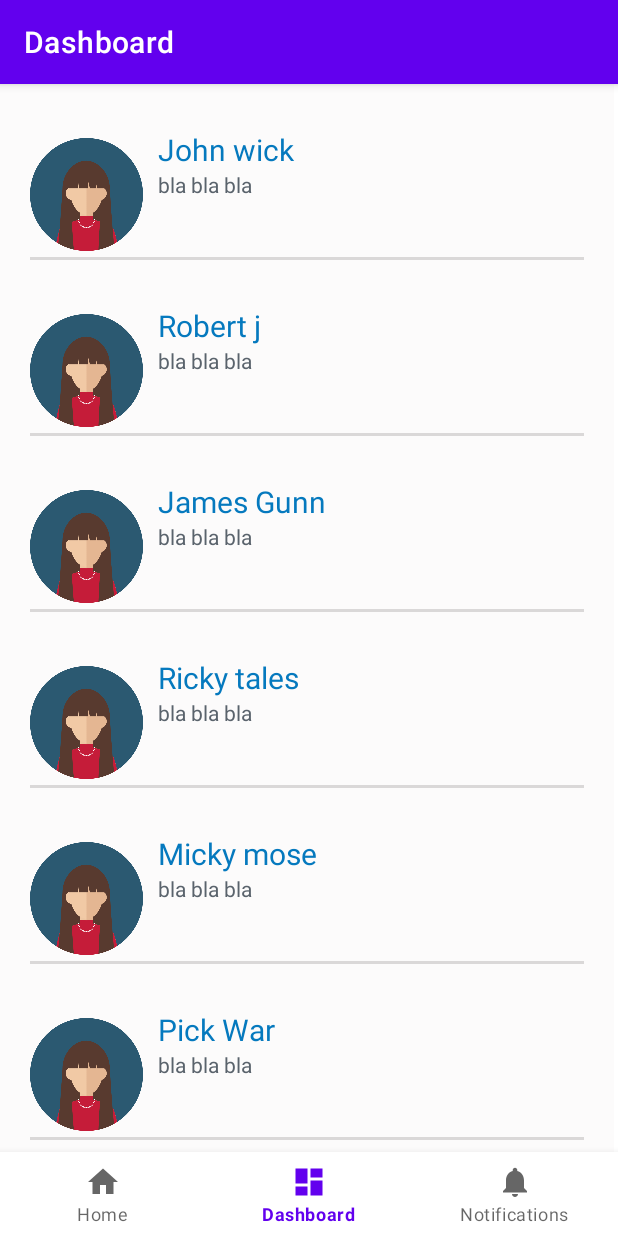
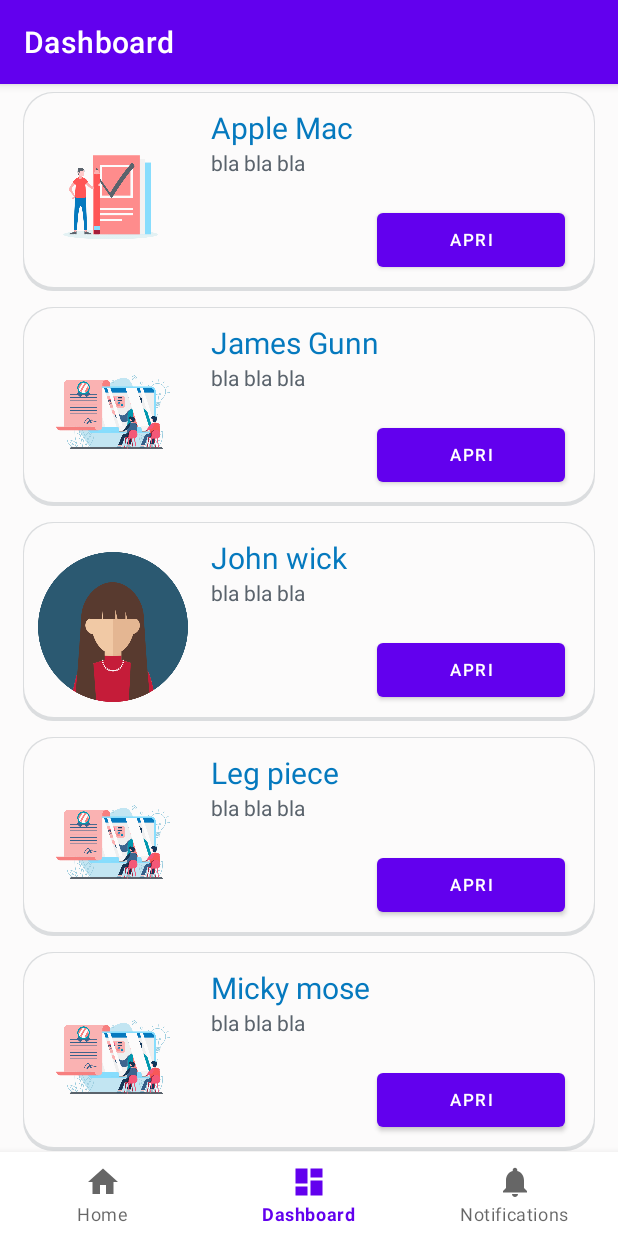
Before and after one commit to lorenzoSpizzuoco/NovApp, an Android app: the DashboardFragment screen opened through its navigation route, on a phone screen of 412 x 824 dp. Run offline under Robolectric (Android 15) with nearby library versions, the phone set to English and light mode, and no system bars; our stand-ins replace navigation-ui.

Commit message:
restyle dashboard section

```diff
--- a/app/src/main/java/com/example/novapp2/ui/course/Course.java
+++ b/app/src/main/java/com/example/novapp2/ui/course/Course.java
@@ -1,4 +1,4 @@
-package com.example.novapp2;
+package com.example.novapp2.ui.course;
 
 public class Course {
 
--- a/app/src/main/java/com/example/novapp2/ui/course/CourseAdapter.java
+++ b/app/src/main/java/com/example/novapp2/ui/course/CourseAdapter.java
@@ -1,4 +1,4 @@
-package com.example.novapp2;
+package com.example.novapp2.ui.course;
 
 import android.content.Context;
 import android.view.LayoutInflater;
@@ -7,8 +7,6 @@
 import androidx.annotation.NonNull;
 import androidx.recyclerview.widget.RecyclerView;
 
-import com.example.novapp2.Course;
-import com.example.novapp2.CourseViewHolder;
 import com.example.novapp2.R;
 
 import java.util.List;
--- a/app/src/main/java/com/example/novapp2/ui/course/CourseViewHolder.java
+++ b/app/src/main/java/com/example/novapp2/ui/course/CourseViewHolder.java
@@ -1,4 +1,4 @@
-package com.example.novapp2;
+package com.example.novapp2.ui.course;
 
 import android.view.View;
 import android.widget.ImageView;
@@ -6,6 +6,8 @@
 
 import androidx.annotation.NonNull;
 import androidx.recyclerview.widget.RecyclerView;
+
+import com.example.novapp2.R;
 
 
 public class CourseViewHolder extends RecyclerView.ViewHolder {
--- a/app/src/main/java/com/example/novapp2/ui/dashboard/DashboardFragment.java
+++ b/app/src/main/java/com/example/novapp2/ui/dashboard/DashboardFragment.java
@@ -4,7 +4,6 @@
 import android.view.LayoutInflater;
 import android.view.View;
 import android.view.ViewGroup;
-import android.widget.TextView;
 
 import androidx.annotation.NonNull;
 import androidx.fragment.app.Fragment;
@@ -12,12 +11,14 @@
 import androidx.recyclerview.widget.LinearLayoutManager;
 import androidx.recyclerview.widget.RecyclerView;
 
-import com.example.novapp2.Course;
-import com.example.novapp2.CourseAdapter;
+import com.example.novapp2.ui.course.Course;
+import com.example.novapp2.ui.course.CourseAdapter;
 import com.example.novapp2.R;
 import com.example.novapp2.databinding.FragmentDashboardBinding;
+import com.example.novapp2.utils.Utils;
 
 import java.util.ArrayList;
+import java.util.Collections;
 import java.util.List;
 
 public class DashboardFragment extends Fragment {
@@ -37,14 +38,15 @@
 
         List<Course> courseList = new ArrayList<Course>();
         courseList.add(new Course("John wick", "bla bla bla", R.drawable.a));
-        courseList.add(new Course("Robert j", "bla bla bla", R.drawable.a));
-        courseList.add(new Course("James Gunn", "bla bla bla", R.drawable.a));
-        courseList.add(new Course("Ricky tales", "bla bla bla", R.drawable.a));
-        courseList.add(new Course("Micky mose", "bla bla bla", R.drawable.a));
-        courseList.add(new Course("Pick War", "bla bla bla", R.drawable.a));
-        courseList.add(new Course("Leg piece", "bla bla bla", R.drawable.a));
-        courseList.add(new Course("Apple Mac", "bla bla bla", R.drawable.a));
+        courseList.add(new Course("Robert j", "bla bla bla", R.drawable.analisi));
+        courseList.add(new Course("James Gunn", "bla bla bla", R.drawable.matematica));
+        courseList.add(new Course("Ricky tales", "bla bla bla", R.drawable.libri));
+        courseList.add(new Course("Micky mose", "bla bla bla", R.drawable.matematica));
+        courseList.add(new Course("Pick War", "bla bla bla", R.drawable.analisi));
+        courseList.add(new Course("Leg piece", "bla bla bla", R.drawable.matematica));
+        courseList.add(new Course("Apple Mac", "bla bla bla", R.drawable.analisi));
 
+        Utils.sortCourseByName(courseList);
 
         // Configura il LinearLayoutManager e l'Adapter per il RecyclerView
         courseView.setLayoutManager(new LinearLayoutManager(requireContext()));
--- a/app/src/main/java/com/example/novapp2/utils/Utils.java
+++ b/app/src/main/java/com/example/novapp2/utils/Utils.java
@@ -1,2 +1,20 @@
-package com.example.novapp2.utils;public class Utils {
+package com.example.novapp2.utils;
+
+import com.example.novapp2.ui.course.Course;
+
+import java.util.Collections;
+import java.util.Comparator;
+import java.util.List;
+
+public class Utils {
+
+
+    public static void sortCourseByName(List<Course> courseList){
+        Collections.sort(courseList, new Comparator<Course>() {
+            @Override
+            public int compare(Course course1, Course course2) {
+                return course1.getTitle().compareTo(course2.getTitle());
+            }
+        });
+    }
 }
--- /dev/null
+++ b/app/src/main/res/drawable/rounded_background.xml
@@ -0,0 +1,15 @@
+<!-- rounded_background.xml -->
+<layer-list xmlns:android="http://schemas.android.com/apk/res/android">
+    <item>
+        <shape android:shape="rectangle">
+            <solid android:color="@color/background_gray" /> <!-- Colore di sfondo -->
+            <corners android:radius="20dp" /> <!-- Radius dei bordi -->
+        </shape>
+    </item>
+    <item android:top="1dp" android:right="1dp" android:left="1dp" android:bottom="3dp">
+        <shape android:shape="rectangle">
+            <solid android:color="@color/background_white" /> <!-- Colore dell'ombra -->
+            <corners android:radius="20dp" /> <!-- Radius dei bordi -->
+        </shape>
+    </item>
+</layer-list>
--- a/app/src/main/res/layout/course_view.xml
+++ b/app/src/main/res/layout/course_view.xml
@@ -1,17 +1,26 @@
 <?xml version="1.0" encoding="utf-8"?>
 <RelativeLayout xmlns:android="http://schemas.android.com/apk/res/android"
+    xmlns:app="http://schemas.android.com/apk/res-auto"
     xmlns:tools="http://schemas.android.com/tools"
     android:layout_width="match_parent"
     android:layout_height="wrap_content"
-    android:layout_marginTop="10dp"
-    android:padding="10dp">
+    android:layout_marginTop="5dp"
+    android:layout_marginLeft="5dp"
+    android:layout_marginRight="5dp"
+    android:layout_marginBottom="5dp"
+    android:padding="10dp"
+    android:background="@drawable/rounded_background">
+
 
     <ImageView
         android:id="@+id/imageview"
-        android:layout_width="75dp"
-        android:layout_height="75dp"
+        android:layout_width="100dp"
+        android:layout_height="100dp"
+        android:layout_alignParentTop="true"
         android:layout_centerVertical="true"
-        android:layout_marginRight="10dp" />
+        android:layout_marginTop="10dp"
+        android:layout_marginRight="15dp"
+        android:outlineAmbientShadowColor="@color/background_gray" />
 
     <TextView
         android:id="@+id/title"
@@ -19,7 +28,7 @@
         android:layout_height="wrap_content"
         android:layout_toEndOf="@id/imageview"
         android:textColor="@color/main_blue"
-        android:textSize="20dp"
+        android:textSize="20sp"
         tools:text="Title" />
 
     <TextView
@@ -31,12 +40,16 @@
         android:textColor="@color/main_grey"
         tools:text="Desc" />
 
-    <LinearLayout
-        android:layout_width="match_parent"
-        android:layout_height="2dp"
-        android:layout_below="@id/imageview"
-        android:layout_marginTop="10dp"
-        android:background="#DAD8D8" />
+    <Button
+        android:id="@+id/button"
+        android:layout_width="125dp"
+        android:layout_height="48dp"
+        android:layout_below="@+id/desc"
+        android:layout_alignParentEnd="true"
+        android:layout_marginTop="18dp"
+        android:layout_marginEnd="10dp"
+        android:text="APRI"
+        android:textSize="11sp" />
 
 
 </RelativeLayout>
--- a/app/src/main/res/layout/fragment_dashboard.xml
+++ b/app/src/main/res/layout/fragment_dashboard.xml
@@ -8,10 +8,13 @@
 
     <androidx.recyclerview.widget.RecyclerView
         android:id="@+id/courseView"
-        android:layout_width="409dp"
-        android:layout_height="729dp"
+        android:layout_width="match_parent"
+        android:layout_height="0dp"
         android:background="@color/background_white"
-        android:padding="10dp"
+        android:paddingLeft="10dp"
+        android:paddingRight="10dp"
+        android:paddingTop="0dp"
+        android:paddingBottom="0dp"
         tools:ignore="MissingConstraints"
         tools:layout_editor_absoluteX="1dp"
         tools:layout_editor_absoluteY="1dp" />
--- a/app/src/main/res/values/colors.xml
+++ b/app/src/main/res/values/colors.xml
@@ -12,4 +12,5 @@
     <color name="main_grey">#5A636C</color>
     <color name="main_blue">#0579BE</color>
     <color name="background_white">#FCFBFB</color>
+    <color name="background_gray">#DBDDDF</color>
 </resources>
```
Also changed, not shown: app/src/main/res/drawable/analisi.png (added), app/src/main/res/drawable/libri.jpg (added), app/src/main/res/drawable/matematica.jpg (added).
